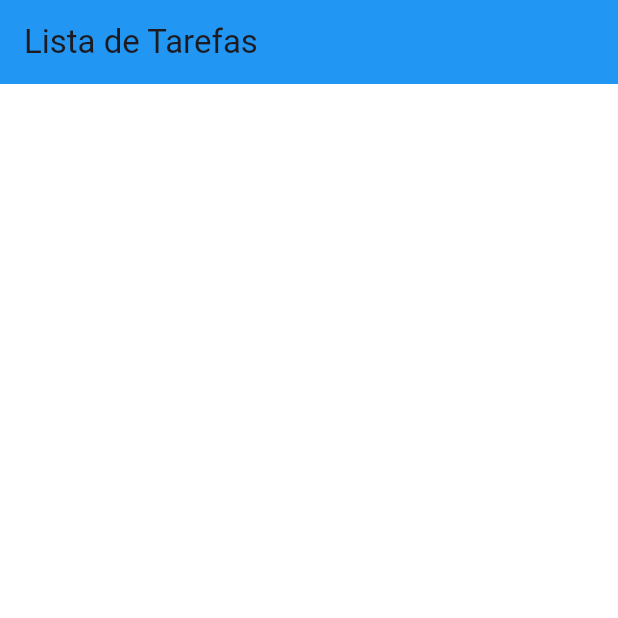
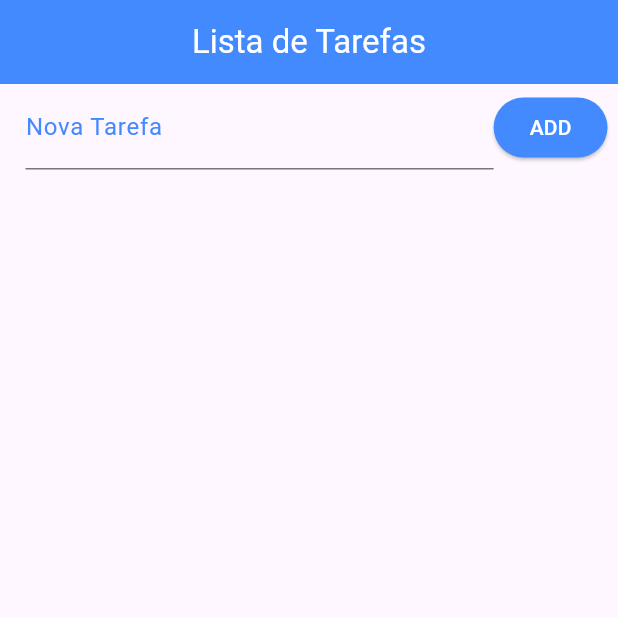
Before and after one commit to cenciW/todo_list_v2, a Flutter app: the screen it shows after launch, on a phone screen of 412 x 824 dp, the top half of it. Run offline on Flutter 3.47's test engine with Material 3 defaults, Android fonts, the phone set to English and light mode, and no system bars.

Commit message:
adding text field and button

```diff
--- a/lib/main.dart
+++ b/lib/main.dart
@@ -6,6 +6,7 @@ import 'package:path_provider/path_provider.dart';
 
 void main() {
   runApp(MaterialApp(
+    debugShowCheckedModeBanner: false,
     home: Home(),
   ));
 }
@@ -24,23 +25,38 @@ class _HomeState extends State<Home> {
   @override
   Widget build(BuildContext context) {
     return Scaffold(
-      appBar: AppBar(
-        title: const Text('Lista de Tarefas'),
-        backgroundColor: Colors.blue,
-      ),
-      body: Container(
-        color: Colors.white,
-        child: const Center(
-          child: Text(
-            'Conteúdo',
-            style: TextStyle(
-              color: Colors.white,
-              fontSize: 20,
+        appBar: AppBar(
+          title: const Text('Lista de Tarefas',
+              style: TextStyle(color: Colors.white)),
+          backgroundColor: Colors.blueAccent,
+          centerTitle: true,
+        ),
+        body: Column(
+          children: [
+            Container(
+              padding: const EdgeInsets.fromLTRB(17, 1, 7, 1),
+              child: Row(children: <Widget>[
+                Expanded(
+                  child: TextField(
+                    decoration: InputDecoration(
+                      labelText: 'Nova Tarefa',
+                      labelStyle: TextStyle(color: Colors.blueAccent),
+                    ),
+                  ),
+                ),
+                ElevatedButton(
+                  onPressed: () {},
+                  child: Text(
+                    'ADD',
+                    style: TextStyle(color: Colors.white),
+                  ),
+                  style: ElevatedButton.styleFrom(
+                      backgroundColor: Colors.blueAccent),
+                )
+              ]),
             ),
-          ),
-        ),
-      ),
-    );
+          ],
+        ));
   }
 
   Future<File> _getFile() async {
```
